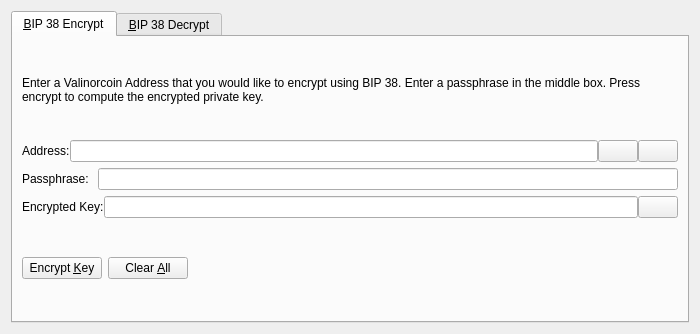
The window that src/qt/forms/bip38tooldialog.ui (PayQ/PayQcoin) describes before a commit, drawn with Qt 5.
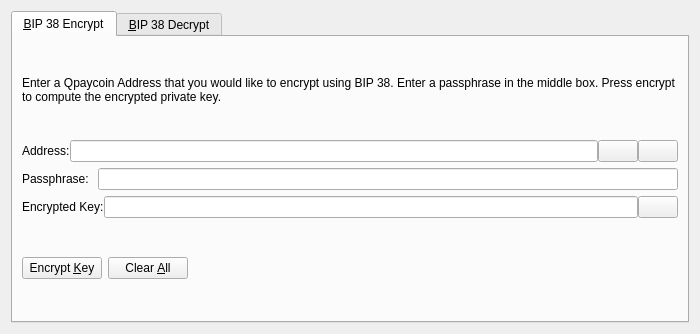
The same window after the commit. The open tabs and pages were chosen to show the change. Icons and pictures are not drawn. Custom widgets are drawn as their Qt base class.

```diff
--- a/src/qt/forms/bip38tooldialog.ui
+++ b/src/qt/forms/bip38tooldialog.ui
@@ -30,7 +30,7 @@
        <item>
         <widget class="QLabel" name="infoLabel_ENC">
          <property name="text">
-          <string>Enter a Valinorcoin Address that you would like to encrypt using BIP 38. Enter a passphrase in the middle box. Press encrypt to compute the encrypted private key.</string>
+          <string>Enter a Qpaycoin Address that you would like to encrypt using BIP 38. Enter a passphrase in the middle box. Press encrypt to compute the encrypted private key.</string>
          </property>
          <property name="textFormat">
           <enum>Qt::PlainText</enum>
```
Left out of the diff: 24 changed lines with no effect on the pictures.
